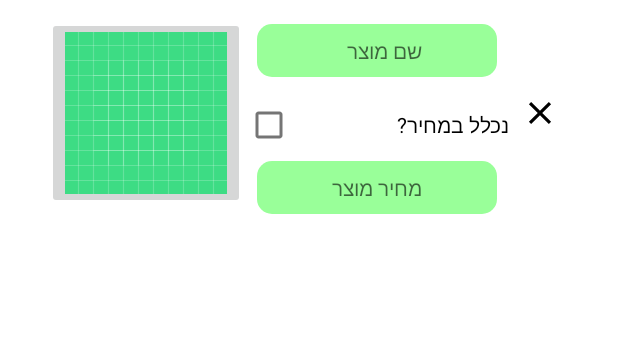
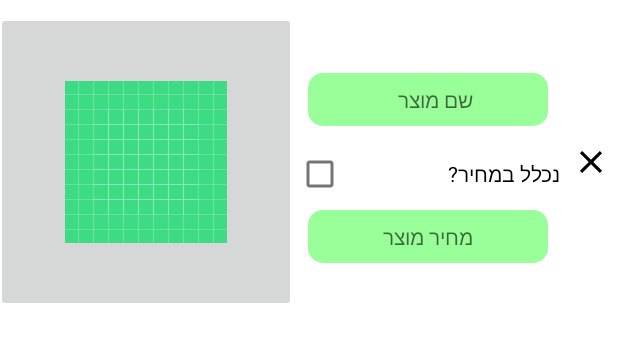
Before and after one commit to eynavbe/PlaneventAndroid, an Android app: the layout hall_edit_card_view.xml on its own in the app's theme, with its tools: preview values and no code run, on a phone screen of 412 x 824 dp. Shown: the top 342 px of the screen. Run offline under Robolectric (Android 15) with nearby library versions, the phone set to English and light mode, and no system bars.

```diff
--- a/app/src/main/res/layout/hall_edit_card_view.xml
+++ b/app/src/main/res/layout/hall_edit_card_view.xml
@@ -9,8 +9,8 @@
     android:orientation="horizontal">
     <ImageButton
         android:id="@+id/imImageProductEdit"
-        android:layout_width="wrap_content"
-        android:layout_height="wrap_content"
+        android:layout_width="200dp"
+        android:layout_height="200dp"
 
         app:srcCompat="@drawable/ic_launcher_background" />
     <LinearLayout
```
Also changed, not shown: app/src/main/java/com/eynav/planevent_android_app/ui/edit/ProductAdapter.java (+18 -6 lines).
